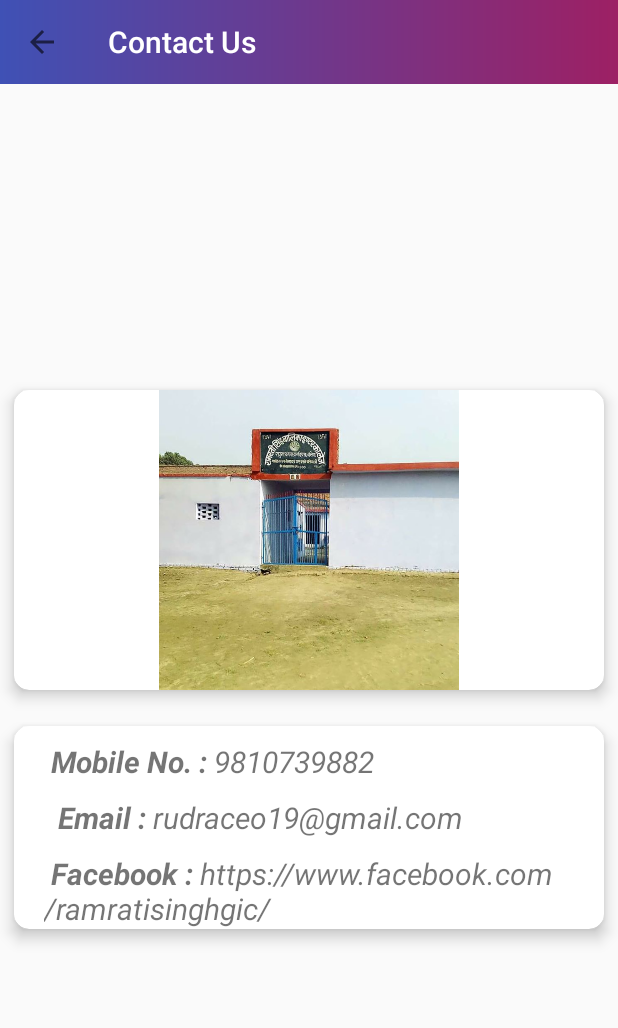
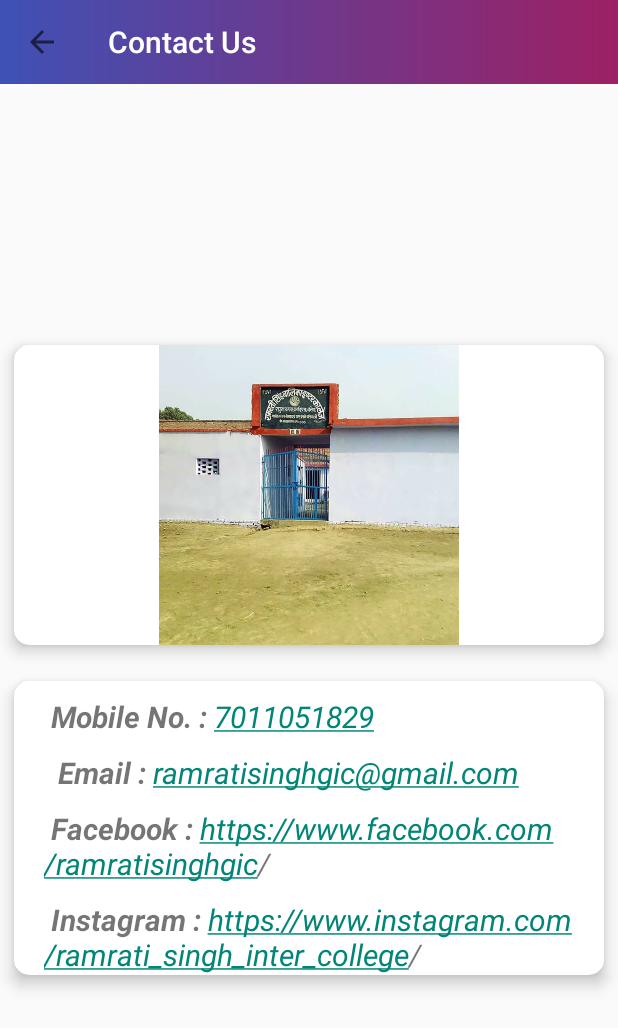
Before and after one commit to pksX01/Ramrati-Singh-Balika-Inter-College, an Android app: the screen it shows after launch (Contact), after a tap on "CONTACT", on a phone screen of 412 x 824 dp. Shown: the top 1028 px of the screen. Run offline under Robolectric (Android 15) with nearby library versions, the phone set to English and light mode, and no system bars.

Commit message:
Google form integration and others

```diff
--- a/app/build.gradle
+++ b/app/build.gradle
@@ -3,7 +3,7 @@ apply plugin: 'com.android.application'
 android {
     compileSdkVersion 27
     defaultConfig {
-        applicationId "com.example.rudra.ramratisinghbalikaintercollege"
+        applicationId "com.ojasxlabs.rudra.ramratisinghbalikaintercollege"
         minSdkVersion 16
         targetSdkVersion 27
         versionCode 1
--- a/app/src/main/AndroidManifest.xml
+++ b/app/src/main/AndroidManifest.xml
@@ -4,7 +4,7 @@
 
     <application
         android:allowBackup="true"
-        android:icon="@mipmap/ic_launcher"
+        android:icon="@drawable/rsgic"
         android:label="@string/app_name"
         android:roundIcon="@mipmap/ic_launcher_round"
         android:supportsRtl="true"
--- a/app/src/main/java/com/example/rudra/ramratisinghbalikaintercollege/Contact.java
+++ b/app/src/main/java/com/example/rudra/ramratisinghbalikaintercollege/Contact.java
@@ -3,6 +3,8 @@ package com.example.rudra.ramratisinghbalikaintercollege;
 import android.support.v7.app.AppCompatActivity;
 import android.os.Bundle;
 import android.support.v7.widget.Toolbar;
+import android.text.method.LinkMovementMethod;
+import android.widget.TextView;
 
 import static android.text.Html.fromHtml;
 
@@ -21,5 +23,9 @@ public class Contact extends AppCompatActivity {
         setSupportActionBar(my_toolbar2);
         getSupportActionBar().setTitle(fromHtml("<font color='#ffffff'>Contact Us</font>"));
         getSupportActionBar().setDisplayHomeAsUpEnabled(true);
+       /* TextView t1 = (TextView) findViewById(R.id.fb_txt);
+        t1.setMovementMethod(LinkMovementMethod.getInstance());
+        TextView t2 = (TextView) findViewById(R.id.insta_txt);
+        t2.setMovementMethod(LinkMovementMethod.getInstance());*/
     }
 }
--- a/app/src/main/java/com/example/rudra/ramratisinghbalikaintercollege/MainActivity.java
+++ b/app/src/main/java/com/example/rudra/ramratisinghbalikaintercollege/MainActivity.java
@@ -3,6 +3,7 @@ package com.example.rudra.ramratisinghbalikaintercollege;
 import android.content.Intent;
 //import android.provider.Contacts;
 import android.graphics.drawable.Drawable;
+import android.net.Uri;
 import android.support.v7.app.ActionBar;
 import android.support.v7.app.AppCompatActivity;
 import android.os.Bundle;
@@ -20,7 +21,7 @@ public class MainActivity extends AppCompatActivity {
         setContentView(R.layout.activity_main);
         Toolbar my_toolbar1=(Toolbar) findViewById(R.id.my_toolbar1);
         setSupportActionBar(my_toolbar1);
-        getSupportActionBar().setTitle(fromHtml("<font color='#ffffff'>R.S.G.I.C.</font>"));
+        getSupportActionBar().setTitle(fromHtml("<font color='#ffffff'>RSGIC-Ramrati Singh Balika Inter College</font>"));
 
     }
 
@@ -40,4 +41,10 @@ public class MainActivity extends AppCompatActivity {
         Intent intent=new Intent(MainActivity.this,photos.class);
         startActivity(intent);
     }
+    public void apply(View view){
+        Uri uri = Uri.parse("https://goo.gl/forms/Pr4wbXMGFH7V5lfh1");
+        Intent intent = new Intent(Intent.ACTION_VIEW, uri);
+        startActivity(intent);
+
+    }
 }
--- a/app/src/main/res/layout/activity_contact.xml
+++ b/app/src/main/res/layout/activity_contact.xml
@@ -58,6 +58,7 @@
         android:text="@string/contact1"
         android:textSize="20sp"
         android:textStyle="italic"
+        android:autoLink="phone"
         android:layout_marginLeft="20dp"
         android:layout_marginTop="10dp"
         android:layout_marginStart="20dp" />
@@ -67,21 +68,35 @@
         android:layout_height="wrap_content"
         android:text="@string/contact2"
         android:textSize="20sp"
+        android:autoLink="email"
         android:textStyle="italic"
         android:layout_marginLeft="20dp"
         android:layout_marginTop="10dp"
         android:layout_marginStart="20dp" />
 
     <TextView
+        android:id="@+id/fb_txt"
         android:layout_width="wrap_content"
         android:layout_height="wrap_content"
         android:text="@string/contact3"
         android:textSize="20sp"
         android:textStyle="italic"
+        android:autoLink="all"
         android:layout_marginLeft="20dp"
         android:layout_marginStart="20dp"
         android:layout_marginTop="10dp"/>
 
+                <TextView
+                    android:id="@+id/insta_txt"
+                    android:layout_width="wrap_content"
+                    android:layout_height="wrap_content"
+                    android:text="@string/contact4"
+                    android:textSize="20sp"
+                    android:textStyle="italic"
+                    android:autoLink="all"
+                    android:layout_marginLeft="20dp"
+                    android:layout_marginStart="20dp"
+                    android:layout_marginTop="10dp"/>
             </LinearLayout>
             </ScrollView>
         </android.support.v7.widget.CardView>
--- a/app/src/main/res/values/strings.xml
+++ b/app/src/main/res/values/strings.xml
@@ -1,16 +1,18 @@
 <resources>
-    <string name="app_name">Ramrati Singh Balika Inter College</string>
+    <string name="app_name">RSGIC(Ramrati Singh Balika Inter College)</string>
     <string name="button">About Us</string>
     <string name="button2">Courses</string>
     <string name="button3">Contact</string>
     <string name="button4">Photos</string>
+    <string name="button5">Apply Online</string>
 
     <string name="paragraph">
         Ramrati Singh Balika Inter College is founded in 1996. It is established in Raghunath Nagar,
         Karanchhapra, Ballia, Uttar Pradesh. We offer admissions in class 6th to class 12th including
-        Science stream in class 12th (Intermediate) to both boys and girls. Ramrati Singh Balika
-        Inter College was the first Inter College in the area which was exclusively for girls. Now, we offer admissions to both
+        Science stream in class 12th (Intermediate) to both boys and girls. <b>Ramrati Singh Balika
+        Inter College was the first Inter College in the area which was exclusively for girls.</b> Now, we offer admissions to both
         boys and girls.
+        <b> <i>NIOS (National Institute of Open Schooling) has accredited our school as study centre for D.El.Ed.</i></b>
     </string>
 
     <string name="courses">
@@ -58,15 +60,19 @@
     </string>
 
     <string name="contact1">
-        <b>Mobile No. :</b>  <i>9810739882</i>
+        <b>Mobile No. :</b>  <i>7011051829</i>
     </string>
 
     <string name="contact2">
-       <b> Email :</b> <i>rudraceo19@gmail.com</i>
+       <b> Email :</b> <i>ramratisinghgic@gmail.com</i>
     </string>
 
     <string name="contact3">
-        <b>Facebook :</b>  <i>https://www.facebook.com/ramratisinghgic/</i>
+        <b>Facebook :</b>  https://www.facebook.com/ramratisinghgic/
+    </string>
+
+    <string name="contact4">
+        <b>Instagram :</b> https://www.instagram.com/ramrati_singh_inter_college/
     </string>
     <string name="todo">TODO</string>
 </resources>
```
Also changed, not shown: app/src/main/res/layout/activity_main.xml (+12 -0 lines).
